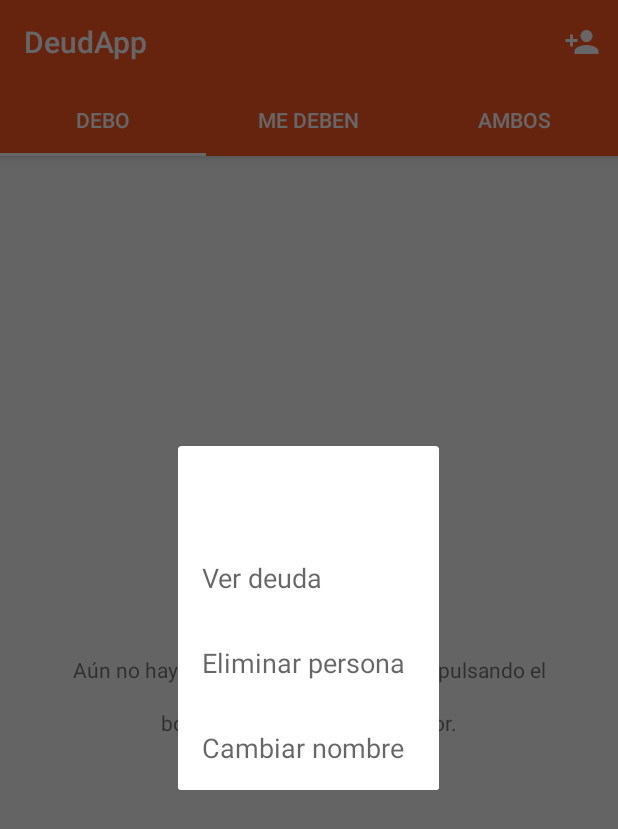
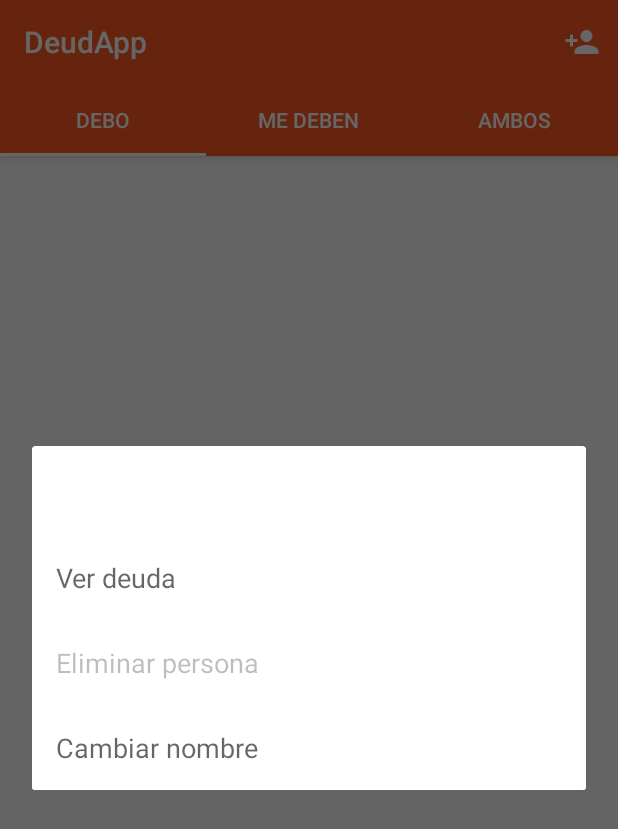
Before and after one commit to MelerosPaw/DeudApp, an Android app: the fragment MenuContextualPersona placed in its activity, on a phone screen of 412 x 824 dp. Shown: the top 829 px of the screen. Run offline under Robolectric (Android 15) with nearby library versions, the phone set to English and light mode, and no system bars; our stand-ins replace ButterKnife; libraries missing offline, so code that uses them is left out: com.amulyakhare.textdrawable, com.squareup.otto, melerospaw.memoryutil; 3 statements that could not run were skipped.

Commit message:
Fixed: contextual menu width when it's wider than the screen, cannot delete single element during multiple selection mode.

```diff
--- a/app/src/main/java/melerospaw/deudapp/iu/KotlinTest.kt
+++ b/app/src/main/java/melerospaw/deudapp/iu/KotlinTest.kt
@@ -1,5 +1,6 @@
 package melerospaw.deudapp.iu
 
+import android.util.SparseBooleanArray
 import melerospaw.deudapp.data.ContactManager
 import melerospaw.deudapp.modelo.Persona
 
--- a/app/src/main/java/melerospaw/deudapp/iu/adapters/AdaptadorPersonas.java
+++ b/app/src/main/java/melerospaw/deudapp/iu/adapters/AdaptadorPersonas.java
@@ -135,7 +135,6 @@ public class AdaptadorPersonas extends RecyclerView.Adapter<AdaptadorPersonas.Pe
         if (getItemCount() == 0) {
             desactivarModoEliminacion();
         }
-        seleccionados.clear();
     }
 
     private boolean haySeleccionados() {
--- a/app/src/main/java/melerospaw/deudapp/iu/dialogs/MenuContextualPersona.java
+++ b/app/src/main/java/melerospaw/deudapp/iu/dialogs/MenuContextualPersona.java
@@ -15,22 +15,28 @@ import android.widget.TextView;
 import butterknife.BindView;
 import butterknife.ButterKnife;
 import butterknife.OnClick;
+import butterknife.Unbinder;
 import melerospaw.deudapp.R;
 
 public class MenuContextualPersona extends DialogFragment {
 
-    public static final String BUNDLE_NOMBRE_PERSONA = "persona";
     public static final String TAG = MenuContextualPersona.class.getSimpleName();
+    private static final String BUNDLE_NOMBRE_PERSONA = "persona";
+    private static final String BUNDLE_MOSTRAR_ELIMINAR = "mostrar_eliminar";
 
-    @BindView(R.id.tv_titulo)           TextView tvTitulo;
+    @BindView(R.id.tv_titulo)   TextView tvTitulo;
+    @BindView(R.id.tv_eliminar) TextView tvEliminar;
 
     private MenuContextualPersonaCallback callback;
     private String nombrePersona;
+    private boolean mostrarEliminar;
+    private Unbinder unbinder;
 
-    public static MenuContextualPersona newInstance(String nombrePersona) {
+    public static MenuContextualPersona newInstance(String nombrePersona, boolean mostrarEliminar) {
 
         Bundle args = new Bundle();
         args.putString(BUNDLE_NOMBRE_PERSONA, nombrePersona);
+        args.putBoolean(BUNDLE_MOSTRAR_ELIMINAR, mostrarEliminar);
 
         MenuContextualPersona fragment = new MenuContextualPersona();
         fragment.setArguments(args);
@@ -43,11 +49,10 @@ public class MenuContextualPersona extends DialogFragment {
         retrieveBundleArguments();
     }
 
-
     private void retrieveBundleArguments() {
         nombrePersona = getArguments().getString(BUNDLE_NOMBRE_PERSONA);
+        mostrarEliminar = getArguments().getBoolean(BUNDLE_MOSTRAR_ELIMINAR);
     }
-
 
     @Nullable
     @Override
@@ -55,7 +60,8 @@ public class MenuContextualPersona extends DialogFragment {
                              @Nullable Bundle savedInstanceState) {
         View view = inflater.inflate(R.layout.menu_contextual_persona_layout, container, false);
         if (view != null) {
-            ButterKnife.bind(this, view);
+            unbinder = ButterKnife.bind(this, view);
+            tvEliminar.setEnabled(mostrarEliminar);
         }
         return view;
     }
@@ -66,7 +72,6 @@ public class MenuContextualPersona extends DialogFragment {
         tvTitulo.setText(nombrePersona);
     }
 
-
     @Override
     public void onStart() {
         super.onStart();
@@ -74,8 +79,8 @@ public class MenuContextualPersona extends DialogFragment {
     }
 
     // Ajusta el ancho de la ventana. Si el ancho del dialog en modo wrap_content es más grande que
-    // la mitad de la pantalla el ancho se pone a esa cantidad + la mitad de la parte que queda
-    // libre de la pantalla. En cualquier otro caso, se poner a la mitad de la pantalla.
+    // la mitad de la pantalla, el ancho se pone a esa cantidad + la mitad de la parte que queda
+    // libre de la pantalla. En cualquier otro caso, se pone al ancho de la pantalla menos 16dp por cada lado.
     public void ajustarAncho() {
         WindowManager.LayoutParams lp = new WindowManager.LayoutParams();
         Window window = getDialog().getWindow();
@@ -92,7 +97,7 @@ public class MenuContextualPersona extends DialogFragment {
         halfScreen = screenWidth / 2;
 
         if (screenWidth < wrapContentWidth || halfScreen > wrapContentWidth) {
-            finalWidth = halfScreen;
+            finalWidth = screenWidth - (int) getContext().getResources().getDisplayMetrics().density * 16;
         } else {
             finalWidth = wrapContentWidth + (screenWidth - wrapContentWidth) / 2;
         }
@@ -107,6 +112,11 @@ public class MenuContextualPersona extends DialogFragment {
         this.callback = callback;
     }
 
+    @Override
+    public void onDestroyView() {
+        super.onDestroyView();
+        unbinder.unbind();
+    }
 
     @OnClick({R.id.tv_ver, R.id.tv_eliminar, R.id.tv_cambiar_nombre})
     public void onViewClicked(View view) {
--- a/app/src/main/java/melerospaw/deudapp/iu/fragments/FragmentViewPagerPersonas.java
+++ b/app/src/main/java/melerospaw/deudapp/iu/fragments/FragmentViewPagerPersonas.java
@@ -328,7 +328,7 @@ public class FragmentViewPagerPersonas extends Fragment {
 
     private void abrirOpciones() {
         MenuContextualPersona menuContextualPersona =
-                MenuContextualPersona.newInstance(personaSeleccionada.getNombre());
+                MenuContextualPersona.newInstance(personaSeleccionada.getNombre(), !modoEliminar);
         getActivity().getSupportFragmentManager()
                 .beginTransaction()
                 .add(menuContextualPersona, MenuContextualPersona.TAG)
@@ -376,8 +376,6 @@ public class FragmentViewPagerPersonas extends Fragment {
 
         if (personaEliminada) {
             adaptadorPersonas.eliminarPersona(persona);
-            adaptadorPersonas.desactivarModoEliminacion();
-            desactivarModoEliminacion();
             inicializarMensajeVacio();
         } else {
             StringUtils.toastCorto(getActivity(),
--- a/app/src/main/res/layout-v21/menu_contextual_persona_layout.xml
+++ b/app/src/main/res/layout-v21/menu_contextual_persona_layout.xml
@@ -10,15 +10,15 @@
         android:layout_width="match_parent"
         android:layout_height="wrap_content"
         android:gravity="center"
+        android:maxLines="1"
         android:paddingBottom="16dp"
         android:paddingEnd="100dp"
-        android:paddingLeft="16dp"
-        android:paddingRight="100dp"
         android:paddingStart="16dp"
         android:paddingTop="16dp"
         android:textSize="20sp"
         android:textStyle="bold"
-        tools:text="Título" />
+        android:ellipsize="end"
+        tools:text="Nombre de la persona" />
 
     <TextView
         android:id="@+id/tv_ver"
```
Also changed, not shown: app/build.gradle (+7 -0 lines), 1 other file.
